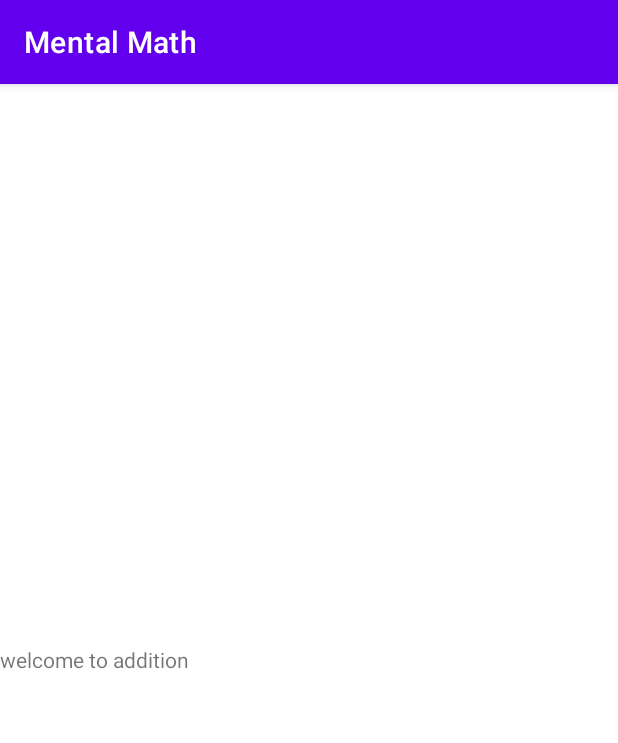
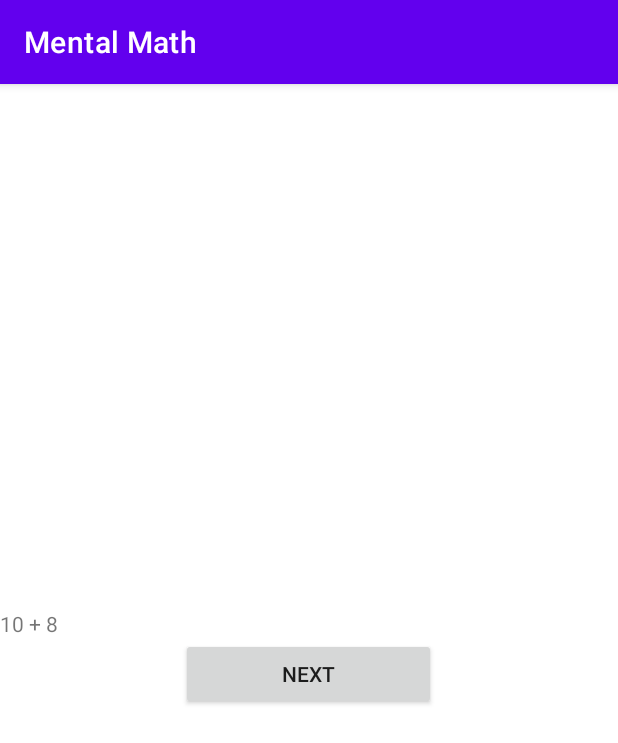
Before and after one commit to zainaisnain/Mental-Math, an Android app: the Addition screen opened directly, with no data from a screen before it, on a phone screen of 412 x 824 dp. Shown: the top 743 px of the screen. Run offline under Robolectric (Android 15) with nearby library versions, the phone set to English and light mode, and no system bars.

Commit message:
sample commit n push

```diff
--- a/app/src/main/java/com/example/mentalmath/Addition.kt
+++ b/app/src/main/java/com/example/mentalmath/Addition.kt
@@ -1,11 +1,33 @@
 package com.example.mentalmath
 
+import android.os.Bundle
+import android.view.View
+import android.widget.Button
+import android.widget.TextView
 import androidx.appcompat.app.AppCompatActivity
-import android.os.Bundle
+
 
 class Addition : AppCompatActivity() {
+
+    private var correctAnswer: Int = 0
+    private var equation: String = ""
+    private var firstnum = 0
+    private var secondnum = 0
+    // Stats
+    private var num_of_correct = 0
+    private var wrong = 0
+
     override fun onCreate(savedInstanceState: Bundle?) {
         super.onCreate(savedInstanceState)
         setContentView(R.layout.activity_addition)
+
+
+        firstnum = (1..11).random()
+        secondnum = (1..11).random()
+
+        equation = "$firstnum + $secondnum"
+
+        var question = findViewById<TextView>(R.id.question)
+        question.text = equation
     }
 }
--- a/app/src/main/res/layout/activity_addition.xml
+++ b/app/src/main/res/layout/activity_addition.xml
@@ -8,10 +8,15 @@
     android:orientation="vertical"
     android:gravity="center">
 
-    <TextView
-        android:layout_width="match_parent"
+<TextView
+    android:id="@+id/question"
+    android:layout_width="match_parent"
+    android:layout_height="wrap_content"/>
+
+    <androidx.appcompat.widget.AppCompatButton
+        android:id="@+id/next_btn"
+        android:layout_width="170dp"
         android:layout_height="wrap_content"
-        android:layout_gravity="center"
-        android:text="welcome to addition"/>
+        android:text="next" />
 
 </LinearLayout>
--- a/app/src/main/res/values/strings.xml
+++ b/app/src/main/res/values/strings.xml
@@ -1,3 +1,5 @@
 <resources>
     <string name="app_name">Mental Math</string>
+    <string name="wrong">Wrong:</string>
+    <string name="correct">Correct:</string>
 </resources>
```
